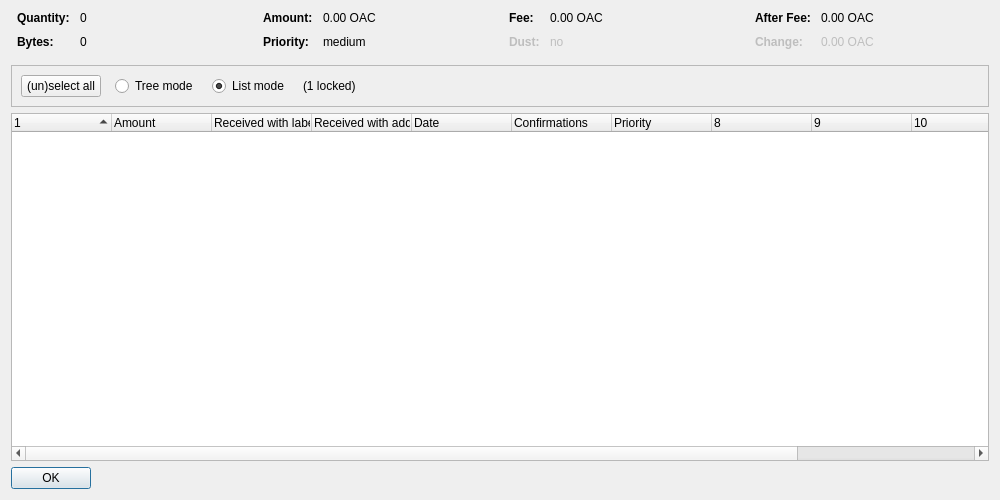
Qt form src/qt/forms/coincontroldialog.ui (outastracoin-project/outastracoin) before a commit.
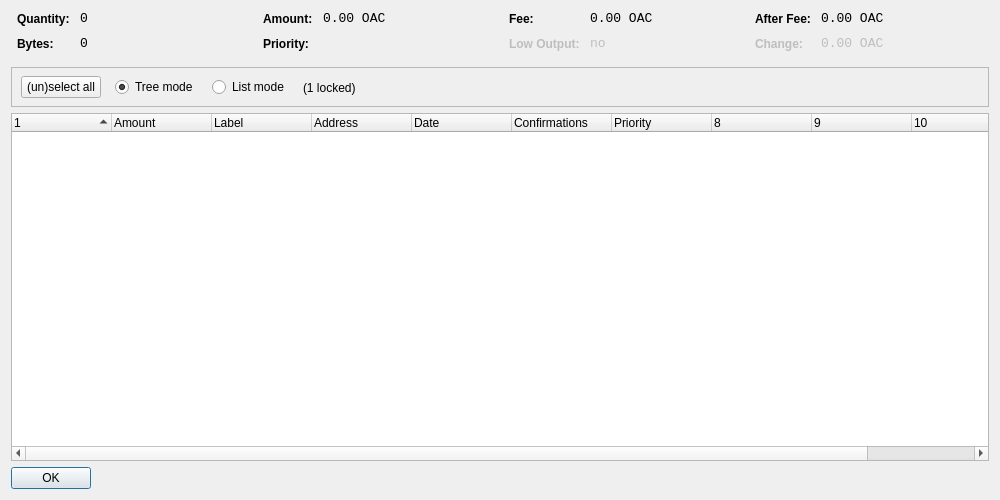
The same form after that commit. Custom widgets are drawn as their Qt base class.

The edit to the form file:
```diff
--- a/src/qt/forms/coincontroldialog.ui
+++ b/src/qt/forms/coincontroldialog.ui
@@ -38,11 +38,8 @@
        </property>
        <item row="0" column="0">
         <widget class="QLabel" name="labelCoinControlQuantityText">
-         <property name="font">
-          <font>
-           <weight>75</weight>
-           <bold>true</bold>
-          </font>
+         <property name="styleSheet">
+          <string notr="true">font-weight:bold;</string>
          </property>
          <property name="text">
           <string>Quantity:</string>
@@ -51,6 +48,12 @@
        </item>
        <item row="0" column="1">
         <widget class="QLabel" name="labelCoinControlQuantity">
+         <property name="font">
+          <font>
+           <family>Monospace</family>
+           <pointsize>10</pointsize>
+          </font>
+         </property>
          <property name="cursor">
           <cursorShape>IBeamCursor</cursorShape>
          </property>
@@ -67,11 +70,8 @@
        </item>
        <item row="1" column="0">
         <widget class="QLabel" name="labelCoinControlBytesText">
-         <property name="font">
-          <font>
-           <weight>75</weight>
-           <bold>true</bold>
-          </font>
+         <property name="styleSheet">
+          <string notr="true">font-weight:bold;</string>
          </property>
          <property name="text">
           <string>Bytes:</string>
@@ -80,6 +80,12 @@
        </item>
        <item row="1" column="1">
         <widget class="QLabel" name="labelCoinControlBytes">
+         <property name="font">
+          <font>
+           <family>Monospace</family>
+           <pointsize>10</pointsize>
+          </font>
+         </property>
          <property name="cursor">
           <cursorShape>IBeamCursor</cursorShape>
          </property>
@@ -112,11 +118,8 @@
        </property>
        <item row="0" column="0">
         <widget class="QLabel" name="labelCoinControlAmountText">
-         <property name="font">
-          <font>
-           <weight>75</weight>
-           <bold>true</bold>
-          </font>
+         <property name="styleSheet">
+          <string notr="true">font-weight:bold;</string>
          </property>
          <property name="text">
           <string>Amount:</string>
@@ -125,6 +128,12 @@
        </item>
        <item row="0" column="1">
         <widget class="QLabel" name="labelCoinControlAmount">
+         <property name="font">
+          <font>
+           <family>Monospace</family>
+           <pointsize>10</pointsize>
+          </font>
+         </property>
          <property name="cursor">
           <cursorShape>IBeamCursor</cursorShape>
          </property>
@@ -141,11 +150,8 @@
        </item>
        <item row="1" column="0">
         <widget class="QLabel" name="labelCoinControlPriorityText">
-         <property name="font">
-          <font>
-           <weight>75</weight>
-           <bold>true</bold>
-          </font>
+         <property name="styleSheet">
+          <string notr="true">font-weight:bold;</string>
          </property>
          <property name="text">
           <string>Priority:</string>
@@ -154,6 +160,12 @@
        </item>
        <item row="1" column="1">
         <widget class="QLabel" name="labelCoinControlPriority">
+         <property name="font">
+          <font>
+           <family>Monospace</family>
+           <pointsize>10</pointsize>
+          </font>
+         </property>
          <property name="cursor">
           <cursorShape>IBeamCursor</cursorShape>
          </property>
@@ -161,7 +173,7 @@
           <enum>Qt::ActionsContextMenu</enum>
          </property>
          <property name="text">
-          <string notr="true">medium</string>
+          <string/>
          </property>
          <property name="textInteractionFlags">
           <set>Qt::LinksAccessibleByMouse|Qt::TextSelectableByKeyboard|Qt::TextSelectableByMouse</set>
@@ -186,11 +198,8 @@
        </property>
        <item row="0" column="0">
         <widget class="QLabel" name="labelCoinControlFeeText">
-         <property name="font">
-          <font>
-           <weight>75</weight>
-           <bold>true</bold>
-          </font>
+         <property name="styleSheet">
+          <string notr="true">font-weight:bold;</string>
          </property>
          <property name="text">
           <string>Fee:</string>
@@ -199,6 +208,12 @@
        </item>
        <item row="0" column="1">
         <widget class="QLabel" name="labelCoinControlFee">
+         <property name="font">
+          <font>
+           <family>Monospace</family>
+           <pointsize>10</pointsize>
+          </font>
+         </property>
          <property name="cursor">
           <cursorShape>IBeamCursor</cursorShape>
          </property>
@@ -218,14 +233,11 @@
          <property name="enabled">
           <bool>false</bool>
          </property>
-         <property name="font">
-          <font>
-           <weight>75</weight>
-           <bold>true</bold>
-          </font>
+         <property name="styleSheet">
+          <string notr="true">font-weight:bold;</string>
          </property>
          <property name="text">
-          <string>Dust:</string>
+          <string>Low Output:</string>
          </property>
         </widget>
        </item>
@@ -234,6 +246,12 @@
          <property name="enabled">
           <bool>false</bool>
          </property>
+         <property name="font">
+          <font>
+           <family>Monospace</family>
+           <pointsize>10</pointsize>
+          </font>
+         </property>
          <property name="cursor">
           <cursorShape>IBeamCursor</cursorShape>
          </property>
@@ -266,11 +284,8 @@
        </property>
        <item row="0" column="0">
         <widget class="QLabel" name="labelCoinControlAfterFeeText">
-         <property name="font">
-          <font>
-           <weight>75</weight>
-           <bold>true</bold>
-          </font>
+         <property name="styleSheet">
+          <string notr="true">font-weight:bold;</string>
          </property>
          <property name="text">
           <string>After Fee:</string>
@@ -279,6 +294,12 @@
        </item>
        <item row="0" column="1">
         <widget class="QLabel" name="labelCoinControlAfterFee">
+         <property name="font">
+          <font>
+           <family>Monospace</family>
+           <pointsize>10</pointsize>
+          </font>
+         </property>
          <property name="cursor">
           <cursorShape>IBeamCursor</cursorShape>
          </property>
@@ -298,11 +319,8 @@
          <property name="enabled">
           <bool>false</bool>
          </property>
-         <property name="font">
-          <font>
-           <weight>75</weight>
-           <bold>true</bold>
-          </font>
+         <property name="styleSheet">
+          <string notr="true">font-weight:bold;</string>
          </property>
          <property name="text">
           <string>Change:</string>
@@ -314,6 +332,12 @@
          <property name="enabled">
           <bool>false</bool>
          </property>
+         <property name="font">
+          <font>
+           <family>Monospace</family>
+           <pointsize>10</pointsize>
+          </font>
+         </property>
          <property name="cursor">
           <cursorShape>IBeamCursor</cursorShape>
          </property>
@@ -346,8 +370,15 @@
      <property name="frameShadow">
       <enum>QFrame::Sunken</enum>
      </property>
-     <layout class="QHBoxLayout" name="horizontalLayout">
-      <item>
+     <widget class="QWidget" name="horizontalLayoutWidget">
+      <property name="geometry">
+       <rect>
+        <x>10</x>
+        <y>0</y>
+        <width>781</width>
+        <height>41</height>
+       </rect>
+      </property>
        <layout class="QHBoxLayout" name="horizontalLayoutPanel" stretch="0,0,0,0,0">
         <property name="spacing">
          <number>14</number>
@@ -363,9 +394,6 @@
           <property name="text">
            <string>(un)select all</string>
           </property>
-          <property name="autoDefault">
-           <bool>false</bool>
-          </property>
          </widget>
         </item>
         <item>
@@ -379,6 +407,9 @@
           <property name="text">
            <string>Tree mode</string>
           </property>
+         <property name="checked">
+          <bool>true</bool>
+         </property>
          </widget>
         </item>
         <item>
@@ -392,9 +423,6 @@
           <property name="text">
            <string>List mode</string>
           </property>
-          <property name="checked">
-           <bool>true</bool>
-          </property>
          </widget>
         </item>
         <item>
@@ -418,8 +446,7 @@
          </spacer>
         </item>
        </layout>
-      </item>
-     </layout>
+     </widget>
     </widget>
    </item>
    <item>
@@ -431,7 +458,7 @@
       <bool>false</bool>
      </property>
      <property name="columnCount">
-      <number>12</number>
+      <number>11</number>
      </property>
      <attribute name="headerShowSortIndicator" stdset="0">
       <bool>true</bool>
@@ -451,12 +478,12 @@
      </column>
      <column>
       <property name="text">
-       <string>Received with label</string>
+       <string notr="true">Label</string>
       </property>
      </column>
      <column>
       <property name="text">
-       <string>Received with address</string>
+       <string>Address</string>
       </property>
      </column>
      <column>
@@ -497,11 +524,6 @@
        <string/>
       </property>
      </column>
-     <column>
-      <property name="text">
-       <string/>
-      </property>
-     </column>
     </widget>
    </item>
    <item>
```
Left out of the diff: 6 changed lines with no effect on the pictures. Lines whose indentation alone changed are shown as unchanged.
